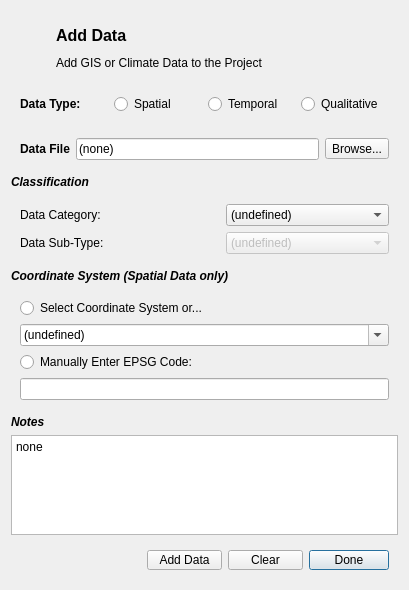
Before: the Qt Designer form gui/adddatadialog.ui in petermbach/urbanbeats-pss, drawn with Qt 5.
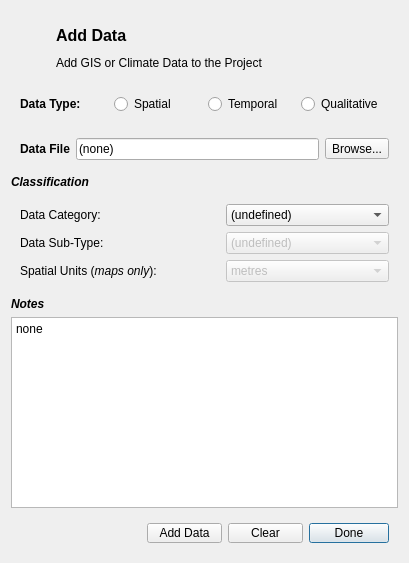
After: the same form once the commit is applied. Icons and pictures are not drawn.

Commit message: UI Changes, shifted the coordinate system combo boxes over to the new project dialog and made them identical to those in the preference dialog. Added some layout changes.

Diff of the .ui file:
```diff
--- a/gui/adddatadialog.ui
+++ b/gui/adddatadialog.ui
@@ -215,85 +215,37 @@
         </property>
        </widget>
       </item>
-     </layout>
-    </widget>
-   </item>
-   <item>
-    <widget class="QLabel" name="data_coord_lbl">
-     <property name="whatsThis">
-      <string>Rainfall time series, obtain data from weather station or climate authority of your city. Time series should be in rainfall depth and have units millimetres.</string>
-     </property>
-     <property name="text">
-      <string>&lt;html&gt;&lt;head/&gt;&lt;body&gt;&lt;p&gt;&lt;span style=&quot; font-weight:600; font-style:italic;&quot;&gt;Coordinate System (Spatial Data only)&lt;/span&gt;&lt;/p&gt;&lt;/body&gt;&lt;/html&gt;</string>
-     </property>
-    </widget>
-   </item>
-   <item>
-    <widget class="QWidget" name="datacat_widget_2" native="true">
-     <layout class="QGridLayout" name="gridLayout_4">
       <item row="2" column="0">
-       <widget class="QRadioButton" name="coord_epsg">
-        <property name="sizePolicy">
-         <sizepolicy hsizetype="Preferred" vsizetype="Preferred">
-          <horstretch>0</horstretch>
-          <verstretch>0</verstretch>
-         </sizepolicy>
-        </property>
+       <widget class="QLabel" name="spatial_units">
         <property name="minimumSize">
          <size>
           <width>200</width>
           <height>0</height>
          </size>
         </property>
-        <property name="text">
-         <string>Manually Enter EPSG Code:</string>
+        <property name="whatsThis">
+         <string>Rainfall time series, obtain data from weather station or climate authority of your city. Time series should be in rainfall depth and have units millimetres.</string>
         </property>
-       </widget>
-      </item>
-      <item row="0" column="0">
-       <widget class="QRadioButton" name="coord_select">
-        <property name="sizePolicy">
-         <sizepolicy hsizetype="Preferred" vsizetype="Preferred">
-          <horstretch>0</horstretch>
-          <verstretch>0</verstretch>
-         </sizepolicy>
-        </property>
-        <property name="minimumSize">
-         <size>
-          <width>200</width>
-          <height>0</height>
-         </size>
-        </property>
         <property name="text">
-         <string>Select Coordinate System or...</string>
+         <string>&lt;html&gt;&lt;head/&gt;&lt;body&gt;&lt;p&gt;Spatial Units (&lt;span style=&quot; font-style:italic;&quot;&gt;maps only&lt;/span&gt;):&lt;/p&gt;&lt;/body&gt;&lt;/html&gt;</string>
         </property>
        </widget>
       </item>
-      <item row="1" column="0">
-       <widget class="QComboBox" name="coord_combo">
-        <property name="editable">
-         <bool>true</bool>
+      <item row="2" column="2">
+       <widget class="QComboBox" name="spatial_units_combo">
+        <property name="enabled">
+         <bool>false</bool>
         </property>
         <property name="currentIndex">
          <number>0</number>
         </property>
         <item>
          <property name="text">
-          <string>(undefined)</string>
+          <string>metres</string>
          </property>
         </item>
        </widget>
       </item>
-      <item row="3" column="0">
-       <widget class="QLineEdit" name="epsg_box">
-        <property name="sizePolicy">
-         <sizepolicy hsizetype="Preferred" vsizetype="Fixed">
-          <horstretch>0</horstretch>
-          <verstretch>0</verstretch>
-         </sizepolicy>
-        </property>
-       </widget>
-      </item>
      </layout>
     </widget>
    </item>
```
Left out of the diff: 12 changed lines with no effect on the pictures. The commit also changes 5 other files.
